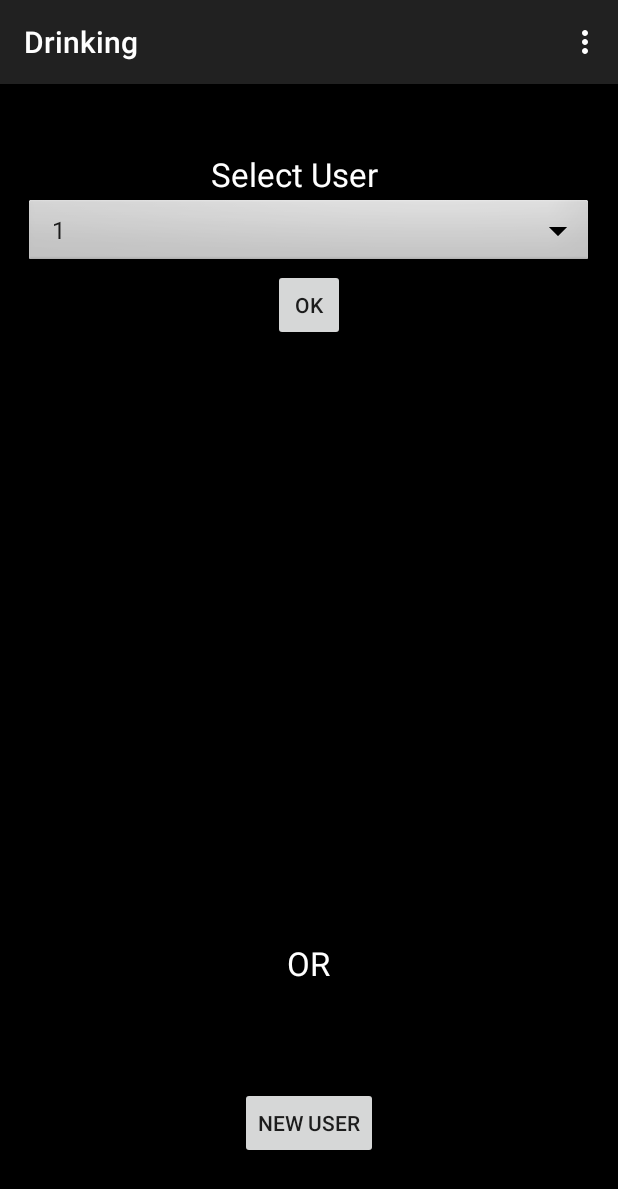
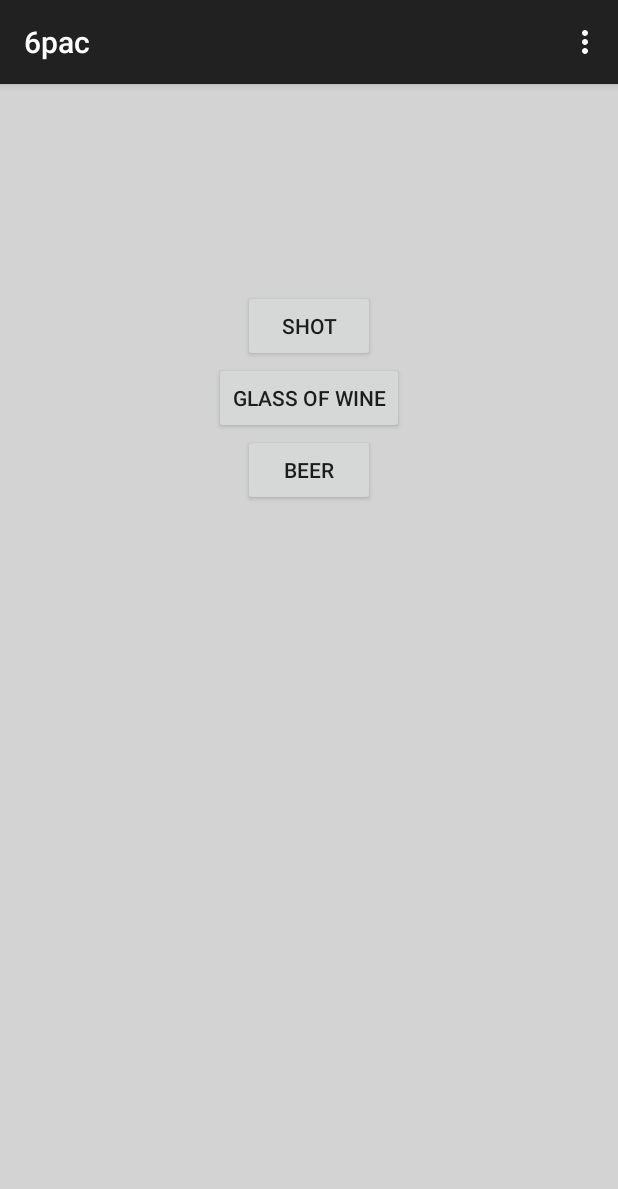
Before and after one commit to jthomas17/CS372, an Android app: the screen it shows after launch (MainActivity before the commit, Activity3 after it), after a tap on "OK", on a phone screen of 412 x 824 dp. Shown: the top 1189 px of the screen. Run offline under Robolectric (Android 15) with nearby library versions, the phone set to English and light mode, and no system bars.

Commit message:
Drinking app

```diff
--- a/Drinking/app/src/main/java/com/example/jarek/drinking/MainActivity.java
+++ b/Drinking/app/src/main/java/com/example/jarek/drinking/MainActivity.java
@@ -13,15 +13,24 @@ import android.widget.TextView;
 public class MainActivity extends ActionBarActivity {
     String name;
     private Spinner spinner;
-    private static final String[]paths = {"item 1", "item 2", "item 3"};
+    io ii = new io();
     @Override
     protected void onCreate(Bundle savedInstanceState) {
+        ii.load(this);
+        //ii.Name.add("HELLO");
+        //ii.Name.add("NAMe");
         super.onCreate(savedInstanceState);
         setContentView(R.layout.activity_main);
         Spinner dropdown = (Spinner)findViewById(R.id.drop);
-        String[] items = new String[]{"1", "2", "three"};
+        String[] items = new String[ii.Name.size()];
+        for(int i = 0; i<ii.Name.size();i++){
+            String s =ii.Name.get(i);
+            items[i]=s;
+        }
+       //for(int i = 0; i < ii.Name.size(); i++){items[i] = ii.Name.get(1);}
         ArrayAdapter<String> adapter = new ArrayAdapter<String>(this, android.R.layout.simple_spinner_item, items);
         dropdown.setAdapter(adapter);
+
     }
 
 
@@ -53,6 +62,9 @@ public class MainActivity extends ActionBarActivity {
     public void toggleLabel2(View V){
         Spinner f = (Spinner) findViewById(R.id.drop);
         name = (String) f.getSelectedItem();
+        Intent launchActivity1 = new Intent(getApplicationContext(), Activity3.class);
+        launchActivity1.putExtra("name", name);
+        startActivity(launchActivity1);
         //go to new activity
     }
 
--- a/Drinking/app/src/main/java/com/example/jarek/drinking/Math.java
+++ b/Drinking/app/src/main/java/com/example/jarek/drinking/Math.java
@@ -4,8 +4,7 @@ package com.example.jarek.drinking;
  * Created by Jarek on 1/19/2015.
  */
 public class Math {
-    public double setAlcohol(double A, int W, double r,double mr){
-        double H = 1;
+    public double setAlcohol(double A, int W, double r,double mr, double H){
         double bac = ((A * 5.14) /(W * r))-(mr * H);
         return bac;
     }
--- a/Drinking/app/src/main/java/com/example/jarek/drinking/Person.java
+++ b/Drinking/app/src/main/java/com/example/jarek/drinking/Person.java
@@ -6,15 +6,15 @@ package com.example.jarek.drinking;
 public class Person {
     int _weight;
     double _metabolism, _alcohol_distribution;
-    CharSequence _name;
-    public Person(CharSequence name, int weight, double metabolism, double alcohol_distribution){
+    String _name;
+    public Person(String name, int weight, double metabolism, double alcohol_distribution){
         _name = name;
         _weight = weight;
         _metabolism = metabolism;
         //_alcohol = alcohol;
         _alcohol_distribution = alcohol_distribution;
     }
-    public Person(CharSequence  name, int weight){
+    public Person(String name, int weight){
         _name = name;
         _weight = weight;
     }
--- a/Drinking/app/src/main/res/layout/activity_activity3.xml
+++ b/Drinking/app/src/main/res/layout/activity_activity3.xml
@@ -5,16 +5,18 @@
     android:paddingTop="@dimen/activity_vertical_margin"
     android:paddingBottom="@dimen/activity_vertical_margin"
     tools:context="com.example.jarek.drinking.Activity3"
-    android:background="#000000">
+    android:background="#d3d3d3"
+    >
 
     <Button
         android:layout_width="wrap_content"
         android:layout_height="wrap_content"
-        android:text="Add Drink"
+        android:text="Shot"
         android:id="@+id/button4"
-        android:layout_centerVertical="true"
+        android:onClick="shot"
+        android:layout_below="@+id/bac"
         android:layout_centerHorizontal="true"
-        android:onClick="toggleLabel4" />
+        android:layout_marginTop="44dp" />
 
     <TextView
         android:layout_width="wrap_content"
@@ -27,4 +29,22 @@
         android:layout_marginTop="48dp"
         android:textColor="#FFFFFF"/>
 
+    <Button
+        android:layout_width="wrap_content"
+        android:layout_height="wrap_content"
+        android:text="Glass of Wine"
+        android:id="@+id/button5"
+        android:layout_below="@+id/button4"
+        android:layout_centerHorizontal="true"
+        android:onClick="wine" />
+
+    <Button
+        android:layout_width="wrap_content"
+        android:layout_height="wrap_content"
+        android:text="Beer"
+        android:id="@+id/button6"
+        android:layout_below="@+id/button5"
+        android:layout_centerHorizontal="true"
+        android:onClick="beer" />
+
 </RelativeLayout>
--- a/Drinking/app/src/main/res/layout/activity_main.xml
+++ b/Drinking/app/src/main/res/layout/activity_main.xml
@@ -4,7 +4,7 @@
     android:paddingRight="@dimen/activity_horizontal_margin"
     android:paddingTop="@dimen/activity_vertical_margin"
     android:paddingBottom="@dimen/activity_vertical_margin" tools:context=".MainActivity"
-    android:background="#000000">
+    android:background="#d3d3d3">
 
     <Button
         style="?android:attr/buttonStyleSmall"
@@ -24,7 +24,7 @@
         android:id="@+id/textView"
         android:layout_alignParentTop="true"
         android:layout_centerHorizontal="true"
-        android:textColor="#FFFFFF"/>
+        android:textColor="#000000"/>
 
     <TextView
         android:layout_width="wrap_content"
@@ -34,7 +34,7 @@
         android:layout_below="@+id/button"
         android:layout_centerHorizontal="true"
         android:layout_marginTop="84dp"
-        android:textColor="#FFFFFF"/>
+        android:textColor="#000000"/>
     <Spinner
         android:id="@+id/drop"
         android:layout_width="match_parent"
@@ -55,7 +55,7 @@
         android:layout_below="@+id/textView"
         android:layout_alignRight="@+id/button"
         android:layout_alignEnd="@+id/button"
-        android:textColor="#FFFFFF"/>
+        android:textColor="#000000"/>
 
     <Button
         style="?android:attr/buttonStyleSmall"
@@ -77,6 +77,6 @@
         android:layout_above="@+id/button"
         android:layout_centerHorizontal="true"
         android:layout_marginBottom="68dp"
-        android:textColor="#FFFFFF"/>
+        android:textColor="#000000"/>
 
 </RelativeLayout>
```
Also changed, not shown: Drinking/app/src/main/AndroidManifest.xml (+11 -9 lines), Drinking/app/src/main/java/com/example/jarek/drinking/Activity2.java (+29 -11 lines), Drinking/app/src/main/java/com/example/jarek/drinking/Activity3.java (+82 -6 lines), Drinking/app/src/main/java/com/example/jarek/drinking/io.java (+72 -11 lines), Drinking/app/src/main/res/layout/activity_activity2.xml (+21 -11 lines), Drinking/app/src/main/res/mipmap-hdpi/ic_launcher.png (added), Drinking/app/src/main/res/mipmap-mdpi/ic_launcher.png (added), Drinking/app/src/main/res/mipmap-xhdpi/ic_launcher.png (added), Drinking/app/src/main/res/mipmap-xxhdpi/ic_launcher.png (added), Drinking/app/src/main/res/mipmap-xxxhdpi/ic_launcher.png (added).
